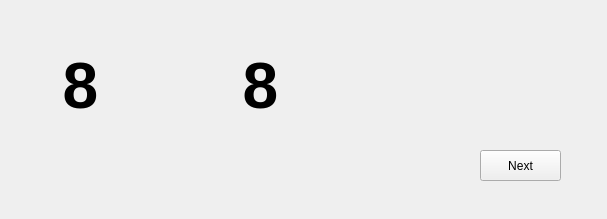
Old version of the form Python/UI forms/numberWindow.ui in the repository ajs5433/CSEC-Final-Project-.
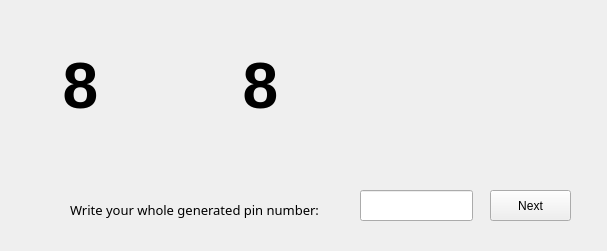
New version of the form.

```diff
--- a/Python/UI forms/numberWindow.ui
+++ b/Python/UI forms/numberWindow.ui
@@ -7,7 +7,7 @@
     <x>0</x>
     <y>0</y>
     <width>607</width>
-    <height>219</height>
+    <height>251</height>
    </rect>
   </property>
   <property name="windowTitle">
@@ -16,8 +16,8 @@
   <widget class="QPushButton" name="next_btn">
    <property name="geometry">
     <rect>
-     <x>480</x>
-     <y>150</y>
+     <x>490</x>
+     <y>190</y>
      <width>81</width>
      <height>31</height>
     </rect>
@@ -123,7 +123,7 @@
     <rect>
      <x>400</x>
      <y>50</y>
-     <width>121</width>
+     <width>171</width>
      <height>71</height>
     </rect>
    </property>
@@ -141,6 +141,35 @@
     <set>Qt::AlignCenter</set>
    </property>
   </widget>
+  <widget class="QLineEdit" name="wholenumber_le">
+   <property name="geometry">
+    <rect>
+     <x>360</x>
+     <y>190</y>
+     <width>113</width>
+     <height>31</height>
+    </rect>
+   </property>
+  </widget>
+  <widget class="QLabel" name="label">
+   <property name="geometry">
+    <rect>
+     <x>70</x>
+     <y>200</y>
+     <width>281</width>
+     <height>20</height>
+    </rect>
+   </property>
+   <property name="font">
+    <font>
+     <family>Century Gothic</family>
+     <pointsize>10</pointsize>
+    </font>
+   </property>
+   <property name="text">
+    <string>Write your whole generated pin number:</string>
+   </property>
+  </widget>
  </widget>
  <resources/>
  <connections/>
```
